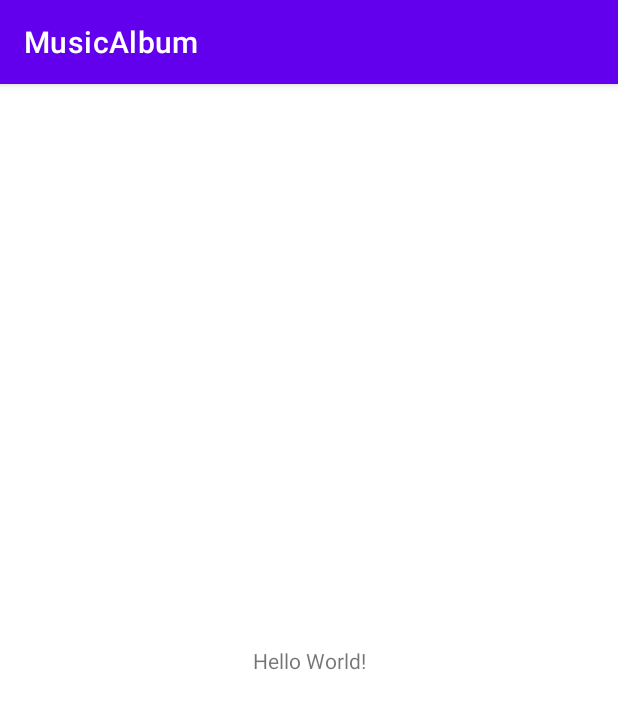
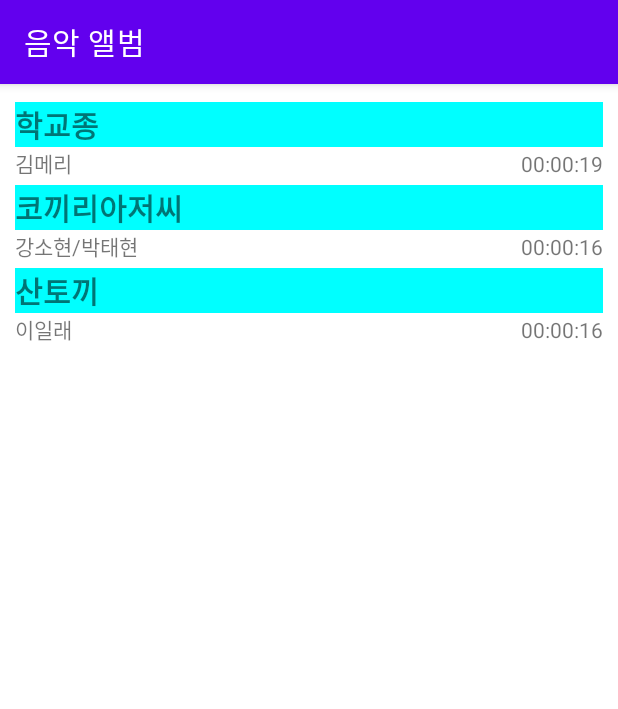
Before and after one commit to ssosio/MusicAlbum, an Android app: the screen it shows after launch (MainActivity), on a phone screen of 412 x 824 dp. Shown: the top 709 px of the screen. Run offline under Robolectric (Android 15) with nearby library versions, the phone set to English and light mode, and no system bars.

Commit message:
commit1 - UI설계 완료

```diff
--- /dev/null
+++ b/app/src/main/java/com/example/musicalbum/AudioImage.java
@@ -0,0 +1,14 @@
+package com.example.musicalbum;
+
+import android.os.Bundle;
+
+import androidx.annotation.Nullable;
+import androidx.appcompat.app.AppCompatActivity;
+
+public class AudioImage extends AppCompatActivity {
+    @Override
+    protected void onCreate(@Nullable Bundle savedInstanceState) {
+        super.onCreate(savedInstanceState);
+        setContentView(R.layout.audio_image);
+    }
+}
--- a/app/src/main/res/layout/activity_main.xml
+++ b/app/src/main/res/layout/activity_main.xml
@@ -1,18 +1,136 @@
 <?xml version="1.0" encoding="utf-8"?>
-<androidx.constraintlayout.widget.ConstraintLayout xmlns:android="http://schemas.android.com/apk/res/android"
+<LinearLayout xmlns:android="http://schemas.android.com/apk/res/android"
     xmlns:app="http://schemas.android.com/apk/res-auto"
     xmlns:tools="http://schemas.android.com/tools"
     android:layout_width="match_parent"
     android:layout_height="match_parent"
-    tools:context=".MainActivity">
+    android:orientation="vertical"
+    android:padding="10dp"
+    tools:context=".MainActivity" >
 
-    <TextView
-        android:layout_width="wrap_content"
+    <LinearLayout
+        android:id="@+id/audio1"
+        android:tag="1"
+        android:layout_width="match_parent"
         android:layout_height="wrap_content"
-        android:text="Hello World!"
-        app:layout_constraintBottom_toBottomOf="parent"
-        app:layout_constraintEnd_toEndOf="parent"
-        app:layout_constraintStart_toStartOf="parent"
-        app:layout_constraintTop_toTopOf="parent" />
+        android:paddingTop="2dp"
+        android:paddingBottom="2dp"
+        android:clickable="true"
+        android:onClick="play"
+        android:orientation="vertical">
 
-</androidx.constraintlayout.widget.ConstraintLayout>
+        <TextView
+            android:id="@+id/textView"
+            android:layout_width="match_parent"
+            android:layout_height="wrap_content"
+            android:background="#00FFFF"
+            android:text="@string/title1"
+            android:textSize="20sp"
+            android:textStyle="bold" />
+
+        <LinearLayout
+            android:layout_width="match_parent"
+            android:layout_height="match_parent"
+            android:orientation="horizontal">
+
+            <TextView
+                android:id="@+id/textView2"
+                android:layout_width="0dp"
+                android:layout_height="wrap_content"
+                android:layout_weight="1"
+                android:text="@string/artist1" />
+
+            <TextView
+                android:id="@+id/textView3"
+                android:layout_width="0dp"
+                android:layout_height="wrap_content"
+                android:layout_weight="1"
+                android:text="@string/time1"
+                android:gravity="right"/>
+        </LinearLayout>
+    </LinearLayout>
+
+    <LinearLayout
+        android:id="@+id/audio2"
+        android:tag="2"
+        android:layout_width="match_parent"
+        android:layout_height="wrap_content"
+        android:paddingTop="2dp"
+        android:paddingBottom="2dp"
+        android:clickable="true"
+        android:onClick="play"
+        android:orientation="vertical">
+
+        <TextView
+            android:id="@+id/textView4"
+            android:layout_width="match_parent"
+            android:layout_height="wrap_content"
+            android:background="#00FFFF"
+            android:text="@string/title2"
+            android:textSize="20sp"
+            android:textStyle="bold" />
+
+        <LinearLayout
+            android:layout_width="match_parent"
+            android:layout_height="match_parent"
+            android:orientation="horizontal">
+
+            <TextView
+                android:id="@+id/textView5"
+                android:layout_width="0dp"
+                android:layout_height="wrap_content"
+                android:layout_weight="1"
+                android:text="@string/artist2" />
+
+            <TextView
+                android:id="@+id/textView6"
+                android:layout_width="0dp"
+                android:layout_height="wrap_content"
+                android:layout_weight="1"
+                android:text="@string/time2"
+                android:gravity="right"/>
+        </LinearLayout>
+    </LinearLayout>
+
+    <LinearLayout
+        android:id="@+id/audio3"
+        android:tag="3"
+        android:layout_width="match_parent"
+        android:layout_height="wrap_content"
+        android:paddingTop="2dp"
+        android:paddingBottom="2dp"
+        android:clickable="true"
+        android:onClick="play"
+        android:orientation="vertical">
+
+        <TextView
+            android:id="@+id/textView7"
+            android:layout_width="match_parent"
+            android:layout_height="wrap_content"
+            android:background="#00FFFF"
+            android:text="@string/title3"
+            android:textSize="20sp"
+            android:textStyle="bold" />
+
+        <LinearLayout
+            android:layout_width="match_parent"
+            android:layout_height="match_parent"
+            android:orientation="horizontal">
+
+            <TextView
+                android:id="@+id/textView8"
+                android:layout_width="0dp"
+                android:layout_height="wrap_content"
+                android:layout_weight="1"
+                android:text="@string/artist3" />
+
+            <TextView
+                android:id="@+id/textView9"
+                android:layout_width="0dp"
+                android:layout_height="wrap_content"
+                android:layout_weight="1"
+                android:text="@string/time3"
+                android:gravity="right"/>
+        </LinearLayout>
+    </LinearLayout>
+</LinearLayout>
--- /dev/null
+++ b/app/src/main/res/layout/audio_image.xml
@@ -0,0 +1,38 @@
+<?xml version="1.0" encoding="utf-8"?>
+<LinearLayout xmlns:android="http://schemas.android.com/apk/res/android"
+    xmlns:app="http://schemas.android.com/apk/res-auto"
+    android:layout_width="match_parent"
+    android:layout_height="match_parent"
+    android:orientation="vertical"
+    android:clickable="true"
+    android:onClick="goBack"
+    android:padding="10dp"
+    >
+
+
+    <TextView
+        android:id="@+id/title"
+        android:textSize="20sp"
+        android:textStyle="bold"
+        android:layout_width="match_parent"
+        android:layout_height="wrap_content"
+        android:gravity="center"
+        android:background="#00ffff"
+        android:text="TextView" />
+
+    <ImageView
+        android:id="@+id/song_image"
+        android:layout_width="match_parent"
+        android:layout_height="wrap_content"
+        android:layout_marginTop="100dp"
+        app:srcCompat="@drawable/img_hare" />
+
+    <TextView
+        android:id="@+id/lyrics"
+        android:layout_width="match_parent"
+        android:layout_height="wrap_content"
+        android:layout_marginTop="70dp"
+        android:gravity="center"
+        android:textSize="18sp"
+        android:text="TextView" />
+</LinearLayout>
--- a/app/src/main/res/values/strings.xml
+++ b/app/src/main/res/values/strings.xml
@@ -1,3 +1,21 @@
 <resources>
-    <string name="app_name">MusicAlbum</string>
+    <string name="app_name">음악 앨범</string>
+    <string name="title1">학교종</string>
+    <string name="artist1">김메리</string>
+    <string name="time1">00:00:19</string>
+    <string name="audio1">schoolbell</string>
+    <string name="song_image1">img_schoolbell</string>
+    <string name="lyrics1"> 학교종이 땡땡땡\n어서 모이자\n 선생님이 우리를\n기다리신다 </string>
+    <string name="title2">코끼리아저씨</string>
+    <string name="artist2">강소현/박태현</string>
+    <string name="time2">00:00:16</string>
+    <string name="audio2">elephant</string>
+    <string name="song_image2">img_elephant</string>
+    <string name="lyrics2"> 코끼리 아저씨는\n코가 손이래\n 과자를 주면은\n코로 받지요 </string>
+    <string name="title3">산토끼</string>
+    <string name="artist3">이일래</string>
+    <string name="time3">00:00:16</string>
+    <string name="audio3">hare</string>
+    <string name="song_image3">img_hare</string>
+    <string name="lyrics3"> 산토끼 토끼야\n어디를 가느냐\n 깡총깡총 뛰면서\n어디를 가느냐 </string>
 </resources>
```
Also changed, not shown: app/src/main/res/drawable-v24/img_elephant.png (added), app/src/main/res/drawable-v24/img_hare.png (added), app/src/main/res/drawable-v24/img_schoolbell.png (added), 3 other files.
